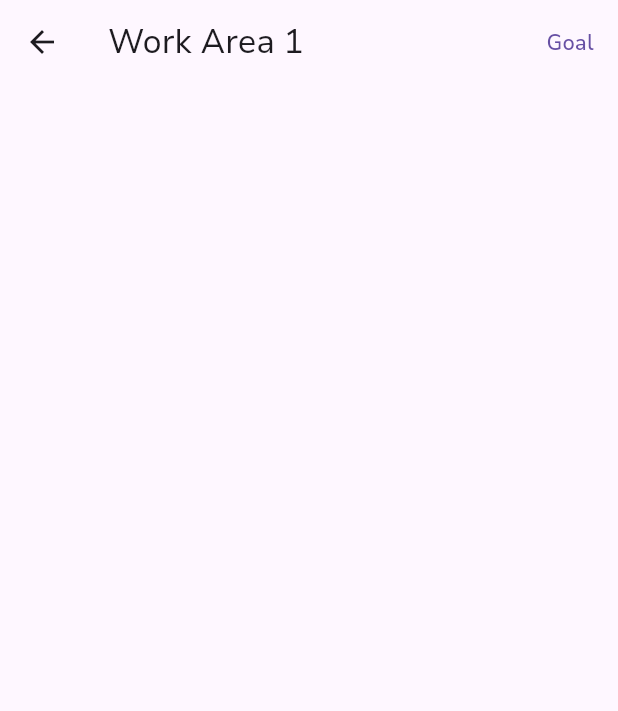
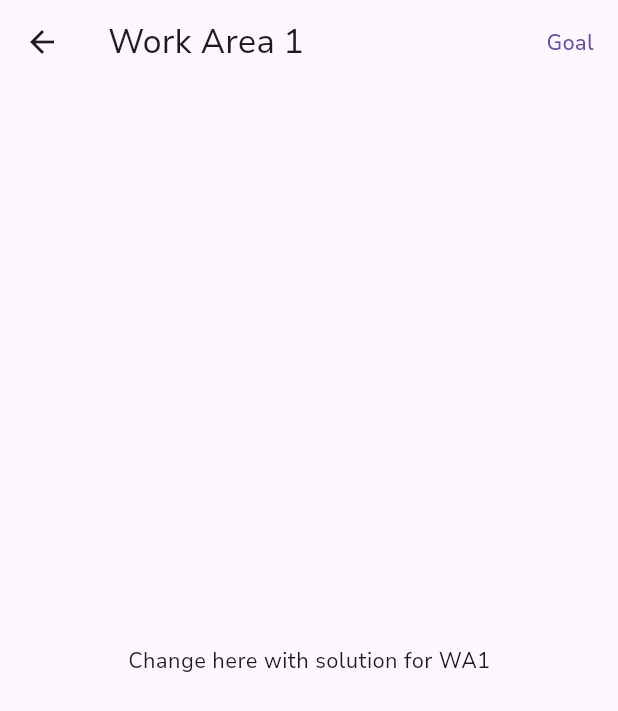
Before and after one commit to mehmethayrullahozkul/moovie, a Flutter app: the screen it shows after launch, after a tap on "Start", on a phone screen of 412 x 824 dp. Shown: the top 711 px of the screen. Run offline on Flutter 3.47's test engine with Material 3 defaults, Android fonts, the phone set to English and light mode, and no system bars; our stand-ins replace flutter_bloc, go_router.

Commit message:
solution generic changed

```diff
--- a/frontend/flutter/workarea_v1/lib/workareas/wa1.dart
+++ b/frontend/flutter/workarea_v1/lib/workareas/wa1.dart
@@ -8,8 +8,21 @@ class WA1 extends StatelessWidget {
 
   @override
   Widget build(BuildContext context) {
-    return WATemplate(
+    return const WATemplate(
       pageIndex: index,
+      child: _SolutionWidget(),
     );
   }
 }
+
+class _SolutionWidget extends StatelessWidget {
+  const _SolutionWidget({super.key});
+  @override
+  Widget build(BuildContext context) {
+    return const Scaffold(
+      body: Center(
+        child: Text("Change here with solution for WA1"),
+      ),
+    );
+  }
+}
--- a/frontend/flutter/workarea_v1/lib/workareas/wa10.dart
+++ b/frontend/flutter/workarea_v1/lib/workareas/wa10.dart
@@ -7,6 +7,21 @@ class WA10 extends StatelessWidget {
   const WA10({super.key});
   @override
   Widget build(BuildContext context) {
-    return const WATemplate(pageIndex: index);
+    return const WATemplate(
+      pageIndex: index,
+      child: _SolutionWidget(),
+    );
   }
 }
+
+class _SolutionWidget extends StatelessWidget {
+  const _SolutionWidget({super.key});
+  @override
+  Widget build(BuildContext context) {
+    return const Scaffold(
+      body: Center(
+        child: Text("Change here with solution for WA10"),
+      ),
+    );
+  }
+}
--- a/frontend/flutter/workarea_v1/lib/workareas/wa2.dart
+++ b/frontend/flutter/workarea_v1/lib/workareas/wa2.dart
@@ -7,6 +7,21 @@ class WA2 extends StatelessWidget {
   const WA2({super.key});
   @override
   Widget build(BuildContext context) {
-    return const WATemplate(pageIndex: index);
+    return const WATemplate(
+      pageIndex: index,
+      child: _SolutionWidget(),
+    );
   }
 }
+
+class _SolutionWidget extends StatelessWidget {
+  const _SolutionWidget({super.key});
+  @override
+  Widget build(BuildContext context) {
+    return const Scaffold(
+      body: Center(
+        child: Text("Change here with solution for WA2"),
+      ),
+    );
+  }
+}
--- a/frontend/flutter/workarea_v1/lib/workareas/wa3.dart
+++ b/frontend/flutter/workarea_v1/lib/workareas/wa3.dart
@@ -7,6 +7,21 @@ class WA3 extends StatelessWidget {
   const WA3({super.key});
   @override
   Widget build(BuildContext context) {
-    return const WATemplate(pageIndex: index);
+    return const WATemplate(
+      pageIndex: index,
+      child: _SolutionWidget(),
+    );
   }
 }
+
+class _SolutionWidget extends StatelessWidget {
+  const _SolutionWidget({super.key});
+  @override
+  Widget build(BuildContext context) {
+    return const Scaffold(
+      body: Center(
+        child: Text("Change here with solution for WA3"),
+      ),
+    );
+  }
+}
--- a/frontend/flutter/workarea_v1/lib/workareas/wa4.dart
+++ b/frontend/flutter/workarea_v1/lib/workareas/wa4.dart
@@ -7,6 +7,21 @@ class WA4 extends StatelessWidget {
   const WA4({super.key});
   @override
   Widget build(BuildContext context) {
-    return const WATemplate(pageIndex: index);
+    return const WATemplate(
+      pageIndex: index,
+      child: _SolutionWidget(),
+    );
   }
 }
+
+class _SolutionWidget extends StatelessWidget {
+  const _SolutionWidget({super.key});
+  @override
+  Widget build(BuildContext context) {
+    return const Scaffold(
+      body: Center(
+        child: Text("Change here with solution for WA4"),
+      ),
+    );
+  }
+}
--- a/frontend/flutter/workarea_v1/lib/workareas/wa5.dart
+++ b/frontend/flutter/workarea_v1/lib/workareas/wa5.dart
@@ -7,6 +7,21 @@ class WA5 extends StatelessWidget {
   const WA5({super.key});
   @override
   Widget build(BuildContext context) {
-    return const WATemplate(pageIndex: index);
+    return const WATemplate(
+      pageIndex: index,
+      child: _SolutionWidget(),
+    );
   }
 }
+
+class _SolutionWidget extends StatelessWidget {
+  const _SolutionWidget({super.key});
+  @override
+  Widget build(BuildContext context) {
+    return const Scaffold(
+      body: Center(
+        child: Text("Change here with solution for WA5"),
+      ),
+    );
+  }
+}
--- a/frontend/flutter/workarea_v1/lib/workareas/wa6.dart
+++ b/frontend/flutter/workarea_v1/lib/workareas/wa6.dart
@@ -8,8 +8,21 @@ class WA6 extends StatelessWidget {
 
   @override
   Widget build(BuildContext context) {
-    return WATemplate(
+    return const WATemplate(
       pageIndex: index,
+      child: _SolutionWidget(),
     );
   }
 }
+
+class _SolutionWidget extends StatelessWidget {
+  const _SolutionWidget({super.key});
+  @override
+  Widget build(BuildContext context) {
+    return const Scaffold(
+      body: Center(
+        child: Text("Change here with solution for WA6"),
+      ),
+    );
+  }
+}
--- a/frontend/flutter/workarea_v1/lib/workareas/wa7.dart
+++ b/frontend/flutter/workarea_v1/lib/workareas/wa7.dart
@@ -7,6 +7,21 @@ class WA7 extends StatelessWidget {
   const WA7({super.key});
   @override
   Widget build(BuildContext context) {
-    return const WATemplate(pageIndex: index);
+    return const WATemplate(
+      pageIndex: index,
+      child: _SolutionWidget(),
+    );
   }
 }
+
+class _SolutionWidget extends StatelessWidget {
+  const _SolutionWidget({super.key});
+  @override
+  Widget build(BuildContext context) {
+    return const Scaffold(
+      body: Center(
+        child: Text("Change here with solution for WA7"),
+      ),
+    );
+  }
+}
--- a/frontend/flutter/workarea_v1/lib/workareas/wa8.dart
+++ b/frontend/flutter/workarea_v1/lib/workareas/wa8.dart
@@ -7,6 +7,21 @@ class WA8 extends StatelessWidget {
   const WA8({super.key});
   @override
   Widget build(BuildContext context) {
-    return const WATemplate(pageIndex: index);
+    return const WATemplate(
+      pageIndex: index,
+      child: _SolutionWidget(),
+    );
   }
 }
+
+class _SolutionWidget extends StatelessWidget {
+  const _SolutionWidget({super.key});
+  @override
+  Widget build(BuildContext context) {
+    return const Scaffold(
+      body: Center(
+        child: Text("Change here with solution for WA8"),
+      ),
+    );
+  }
+}
--- a/frontend/flutter/workarea_v1/lib/workareas/wa9.dart
+++ b/frontend/flutter/workarea_v1/lib/workareas/wa9.dart
@@ -7,6 +7,21 @@ class WA9 extends StatelessWidget {
   const WA9({super.key});
   @override
   Widget build(BuildContext context) {
-    return const WATemplate(pageIndex: index);
+    return const WATemplate(
+      pageIndex: index,
+      child: _SolutionWidget(),
+    );
   }
 }
+
+class _SolutionWidget extends StatelessWidget {
+  const _SolutionWidget({super.key});
+  @override
+  Widget build(BuildContext context) {
+    return const Scaffold(
+      body: Center(
+        child: Text("Change here with solution for WA9"),
+      ),
+    );
+  }
+}
```
